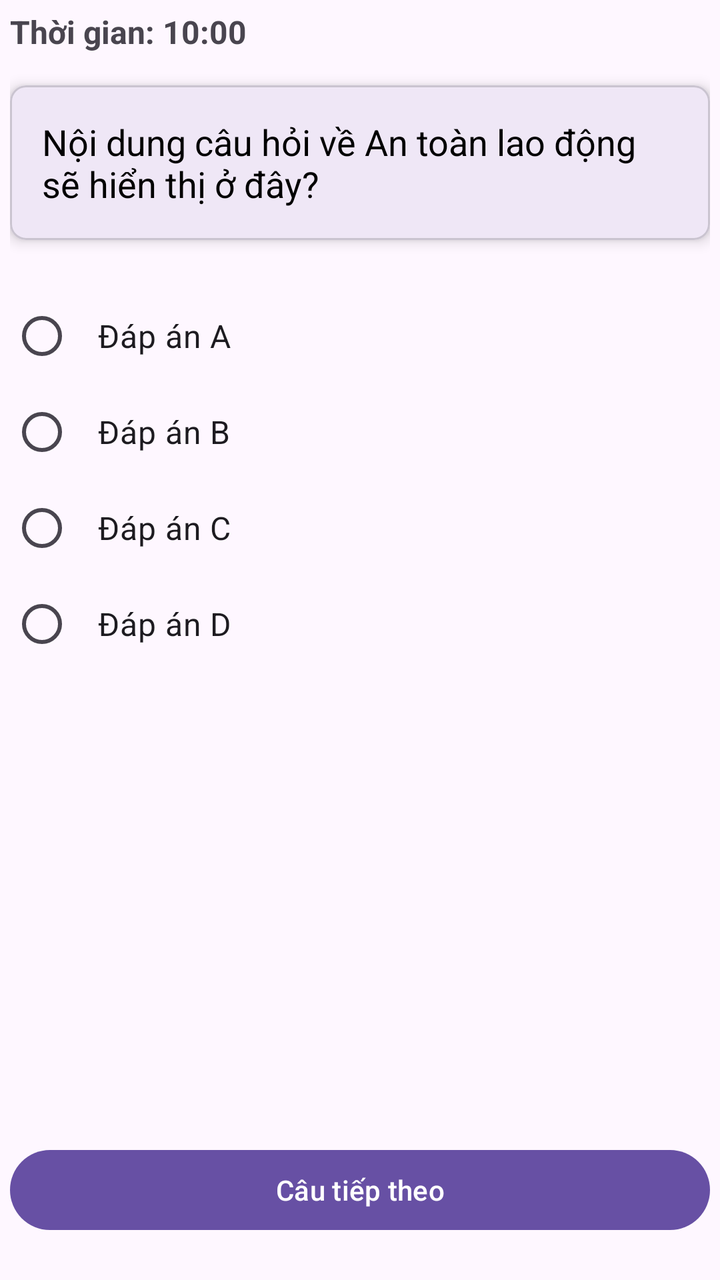
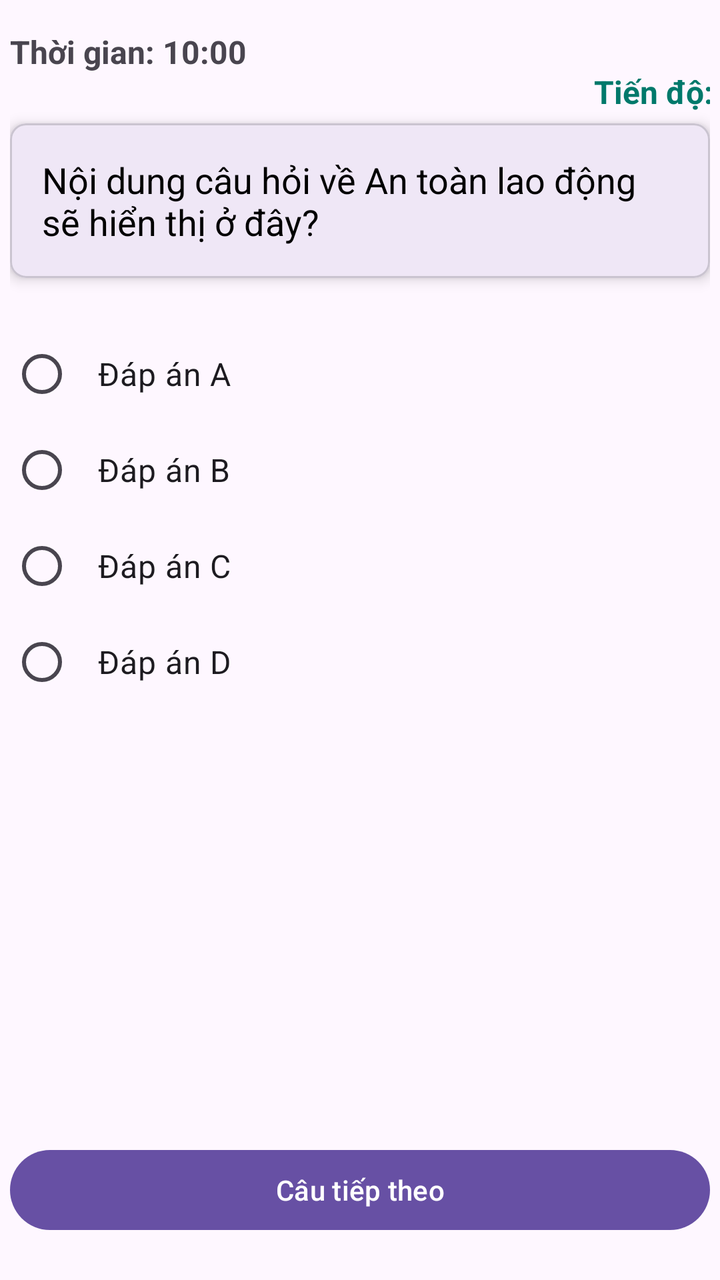

Compare the two renders of this Android layout. The source of the first and the diff that turns it into the second are given below.
<!-- AndroidManifest.xml: application theme Theme.AppThiThuATLD -->
<!-- res/layout/activity_quiz.xml -->
<?xml version="1.0" encoding="utf-8"?>
<androidx.constraintlayout.widget.ConstraintLayout xmlns:android="http://schemas.android.com/apk/res/android"
    xmlns:app="http://schemas.android.com/apk/res-auto"
    xmlns:tools="http://schemas.android.com/tools"
    android:layout_width="match_parent"
    android:layout_height="match_parent"
    android:padding="5dp">

    
    <TextView
        android:id="@+id/tvTimer"
        android:layout_width="wrap_content"
        android:layout_height="wrap_content"
        android:text="Thời gian: 10:00"
        android:textSize="16sp"
        android:textStyle="bold"
        app:layout_constraintTop_toTopOf="parent"
        app:layout_constraintLeft_toLeftOf="parent"/>

    
    <com.google.android.material.card.MaterialCardView
        android:id="@+id/cardQuestion"
        android:layout_width="match_parent"
        android:layout_height="wrap_content"
        android:layout_marginTop="16dp"
        app:cardCornerRadius="8dp"
        app:cardElevation="4dp"
        app:layout_constraintTop_toBottomOf="@+id/tvTimer">

        <TextView
            android:id="@+id/tvQuestionText"
            android:layout_width="match_parent"
            android:layout_height="wrap_content"
            android:padding="16dp"
            android:text="Nội dung câu hỏi về An toàn lao động sẽ hiển thị ở đây?"
            android:textSize="18sp"
            android:textColor="@android:color/black"/>
    </com.google.android.material.card.MaterialCardView>

    
    <RadioGroup
        android:id="@+id/rgOptions"
        android:layout_width="match_parent"
        android:layout_height="wrap_content"
        android:layout_marginTop="24dp"
        app:layout_constraintTop_toBottomOf="@+id/cardQuestion">

        <RadioButton
            android:id="@+id/rbOptionA"
            android:layout_width="match_parent"
            android:layout_height="wrap_content"
            android:padding="12dp"
            android:text="Đáp án A"
            android:textSize="16sp"/>

        <RadioButton
            android:id="@+id/rbOptionB"
            android:layout_width="match_parent"
            android:layout_height="wrap_content"
            android:padding="12dp"
            android:text="Đáp án B"
            android:textSize="16sp"/>

        <RadioButton
            android:id="@+id/rbOptionC"
            android:layout_width="match_parent"
            android:layout_height="wrap_content"
            android:padding="12dp"
            android:text="Đáp án C"
            android:textSize="16sp"/>

        <RadioButton
            android:id="@+id/rbOptionD"
            android:layout_width="match_parent"
            android:layout_height="wrap_content"
            android:padding="12dp"
            android:text="Đáp án D"
            android:textSize="16sp"/>
    </RadioGroup>

    
    <Button
        android:id="@+id/btnNext"
        android:layout_width="match_parent"
        android:layout_height="wrap_content"
        android:text="Câu tiếp theo"
        android:layout_marginBottom="16dp"
        app:layout_constraintBottom_toBottomOf="parent"/>
</androidx.constraintlayout.widget.ConstraintLayout>
<!-- resources referenced by this layout -->
<resources>
  <style name="Theme.AppThiThuATLD" parent="Base.Theme.AppThiThuATLD" />
  <style name="Base.Theme.AppThiThuATLD" parent="Theme.Material3.DayNight.NoActionBar">
          
          
      </style>
</resources>

<!-- the commit's change to res/layout/activity_quiz.xml (unified diff, before → after) -->
@@ -11,18 +11,37 @@
         android:id="@+id/tvTimer"
         android:layout_width="wrap_content"
         android:layout_height="wrap_content"
+        android:layout_marginTop="10dp"
         android:text="Thời gian: 10:00"
         android:textSize="16sp"
         android:textStyle="bold"
-        app:layout_constraintTop_toTopOf="parent"
-        app:layout_constraintLeft_toLeftOf="parent"/>
+        app:layout_constraintLeft_toLeftOf="parent"
+        app:layout_constraintTop_toTopOf="parent" />
 
     
+
+    
+    <TextView
+        android:id="@+id/tvProgress"
+        android:layout_width="wrap_content"
+        android:layout_height="wrap_content"
+        android:layout_marginLeft="292dp"
+        android:layout_marginTop="25dp"
+        android:layout_marginBottom="5dp"
+        android:text="Tiến độ: 1/30"
+        android:textColor="#00796B"
+        android:textSize="16sp"
+        android:textStyle="bold"
+        app:layout_constraintBottom_toTopOf="@+id/cardQuestion"
+        app:layout_constraintLeft_toLeftOf="parent"
+        app:layout_constraintTop_toTopOf="parent"
+        app:layout_constraintVertical_bias="1.0" />
+
     <com.google.android.material.card.MaterialCardView
         android:id="@+id/cardQuestion"
         android:layout_width="match_parent"
         android:layout_height="wrap_content"
-        android:layout_marginTop="16dp"
+        android:layout_marginTop="25dp"
         app:cardCornerRadius="8dp"
         app:cardElevation="4dp"
         app:layout_constraintTop_toBottomOf="@+id/tvTimer">
@@ -33,8 +52,8 @@
             android:layout_height="wrap_content"
             android:padding="16dp"
             android:text="Nội dung câu hỏi về An toàn lao động sẽ hiển thị ở đây?"
-            android:textSize="18sp"
-            android:textColor="@android:color/black"/>
+            android:textColor="@android:color/black"
+            android:textSize="18sp" />
     </com.google.android.material.card.MaterialCardView>
 
     
